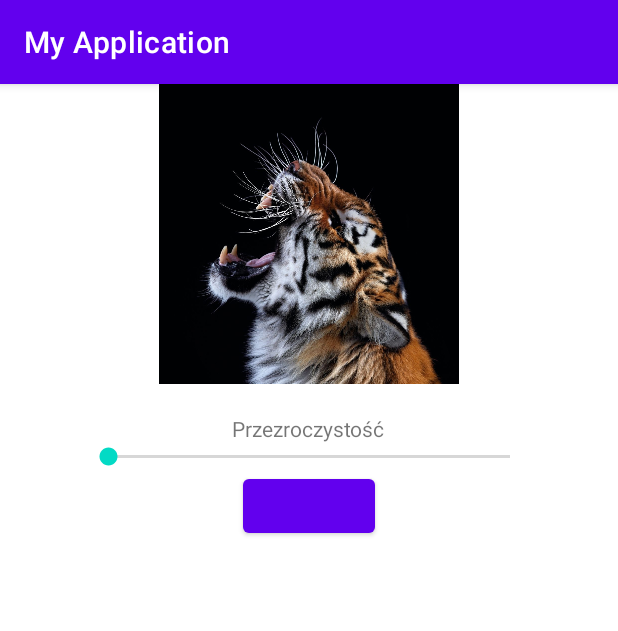
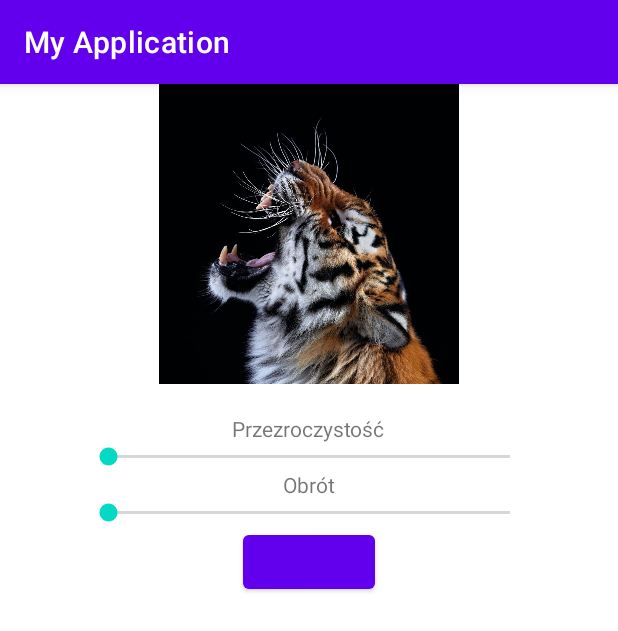
Before and after one commit to lukasz0307/edytor_zdjec, an Android app: the screen it shows after launch (MainActivity), on a phone screen of 412 x 824 dp. Shown: the top 631 px of the screen. Run offline under Robolectric (Android 15) with nearby library versions, the phone set to English and light mode, and no system bars.

Commit message:
przezroczystosc zrobiona

```diff
--- a/app/src/main/java/com/example/myapplication/MainActivity.java
+++ b/app/src/main/java/com/example/myapplication/MainActivity.java
@@ -4,15 +4,62 @@ import androidx.appcompat.app.AppCompatActivity;
 
 import android.os.Bundle;
 import android.view.View;
+import android.widget.Button;
+import android.widget.ImageView;
+import android.widget.SeekBar;
+import android.widget.TextView;
 
 public class MainActivity extends AppCompatActivity {
-
+float transparency;
+float rotateX;
     @Override
     protected void onCreate(Bundle savedInstanceState) {
         super.onCreate(savedInstanceState);
         setContentView(R.layout.activity_main);
+
+        SeekBar seekBar_transparency=(SeekBar) findViewById(R.id.transparency);
+        SeekBar seekBar_rotate=(SeekBar) findViewById(R.id.rotate);
+        ImageView imageview=(ImageView) findViewById(R.id.image);
+        seekBar_transparency.setOnSeekBarChangeListener(new SeekBar.OnSeekBarChangeListener() {
+        @Override
+        public void onProgressChanged(SeekBar seekBar, int progress, boolean fromUser) {
+           transparency= (float) (progress*0.1);
+           imageview.setAlpha(transparency);
+        }
+
+        @Override
+        public void onStartTrackingTouch(SeekBar seekBar) {
+
+        }
+
+        @Override
+        public void onStopTrackingTouch(SeekBar seekBar) {
+
+        }
+    });
+
+        seekBar_rotate.setOnSeekBarChangeListener(new SeekBar.OnSeekBarChangeListener() {
+        @Override
+        public void onProgressChanged(SeekBar seekBar, int progress, boolean fromUser) {
+           rotateX= (float) (progress*0.1);
+           imageview.setRotationY(rotateX);
+        }
+
+        @Override
+        public void onStartTrackingTouch(SeekBar seekBar) {
+
+        }
+
+        @Override
+        public void onStopTrackingTouch(SeekBar seekBar) {
+
+        }
+    });
     }
     public void click(View view){
+        TextView text=(TextView) findViewById(R.id.text);
+
+
 
     }
 }
--- a/app/src/main/res/layout/activity_main.xml
+++ b/app/src/main/res/layout/activity_main.xml
@@ -27,16 +27,32 @@
         android:layout_height="wrap_content"
         android:layout_below="@+id/text"
         android:layout_centerHorizontal="true"
-        android:max="100"
+        android:max="10"
         android:min="0"
         android:id="@+id/transparency"
+        />
+    <TextView
+        android:layout_width="wrap_content"
+        android:layout_height="wrap_content"
+        android:text="Obrót"
+        android:layout_below="@+id/transparency"
+        android:layout_centerHorizontal="true"
+        android:id="@+id/text2"
+        />
+    <SeekBar
+        android:layout_width="300dp"
+        android:layout_height="wrap_content"
+        android:id="@+id/rotate"
+        android:layout_centerHorizontal="true"
+        android:layout_below="@id/text2"
         />
     <Button
         android:layout_width="wrap_content"
         android:layout_height="wrap_content"
-        android:layout_below="@+id/transparency"
+        android:layout_below="@+id/rotate"
         android:layout_centerHorizontal="true"
         android:onClick="click"
+        android:id="@+id/but"
         />
 
 </RelativeLayout>
```
